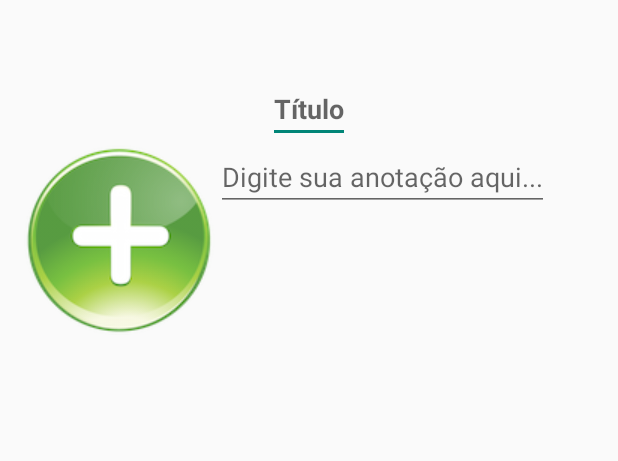
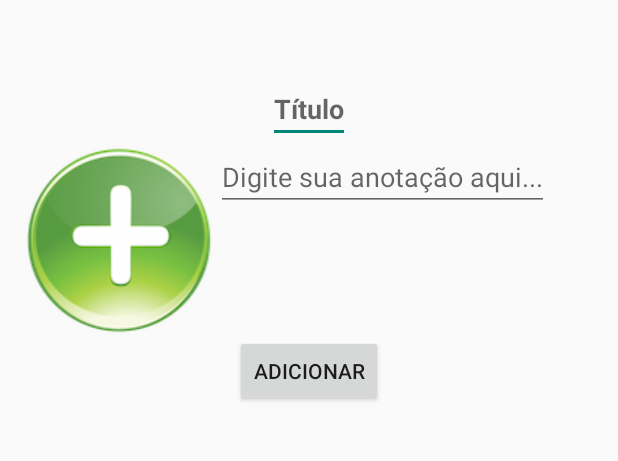
Before and after one commit to rogerfernandezv/SimplyNote, an Android app: the AdicionarActivity screen opened directly, with no data from a screen before it, on a phone screen of 412 x 824 dp, the part 189-650 px from its top. Run offline under Robolectric (Android 15) with nearby library versions, the phone set to English and light mode, and no system bars.

```diff
--- a/app/src/main/java/rogerdev/simplynote/br/simplynote/AdicionarActivity.java
+++ b/app/src/main/java/rogerdev/simplynote/br/simplynote/AdicionarActivity.java
@@ -4,16 +4,34 @@ import android.support.v7.app.ActionBarActivity;
 import android.os.Bundle;
 import android.view.Menu;
 import android.view.MenuItem;
+import android.view.View;
+import android.widget.Button;
 
 
 public class AdicionarActivity extends ActionBarActivity {
+
+    Button btn_add;
 
     @Override
     protected void onCreate(Bundle savedInstanceState) {
         super.onCreate(savedInstanceState);
         setContentView(R.layout.activity_adicionar);
+
+        btn_add = (Button) findViewById(R.id.btn_add);
+
+        btn_add.setOnClickListener(new View.OnClickListener() {
+            @Override
+            public void onClick(View v) {
+                addBack();
+            }
+        });
+
     }
 
+
+    public void addBack(){
+        finish();
+    }
 
     @Override
     public boolean onCreateOptionsMenu(Menu menu) {
--- a/app/src/main/res/layout/activity_adicionar.xml
+++ b/app/src/main/res/layout/activity_adicionar.xml
@@ -52,6 +52,13 @@
                 android:hint="Digite sua anotação aqui..." />
         </LinearLayout>
 
+        <Button
+            android:layout_width="wrap_content"
+            android:layout_height="wrap_content"
+            android:text="Adicionar"
+            android:id="@+id/btn_add"
+            android:layout_gravity="center_horizontal" />
+
     </LinearLayout>
 
 </LinearLayout>
--- a/app/src/main/res/layout/activity_main.xml
+++ b/app/src/main/res/layout/activity_main.xml
@@ -19,7 +19,7 @@
         <ImageButton
             android:layout_width="match_parent"
             android:layout_height="match_parent"
-            android:id="@+id/imageButton"
+            android:id="@+id/ibtn_add"
             android:src="@drawable/plus_add_green2"
             android:background="@android:color/transparent"
             android:scaleType="fitCenter" />
```
Also changed, not shown: app/src/main/java/rogerdev/simplynote/br/simplynote/MainActivity.java (+20 -0 lines).
